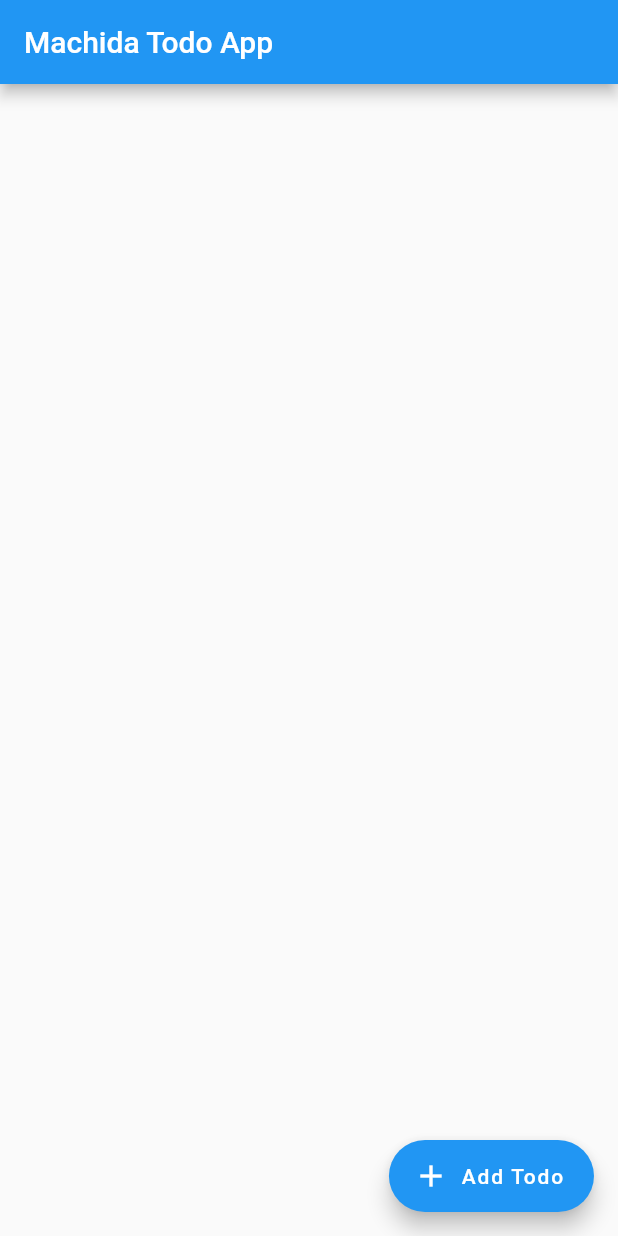
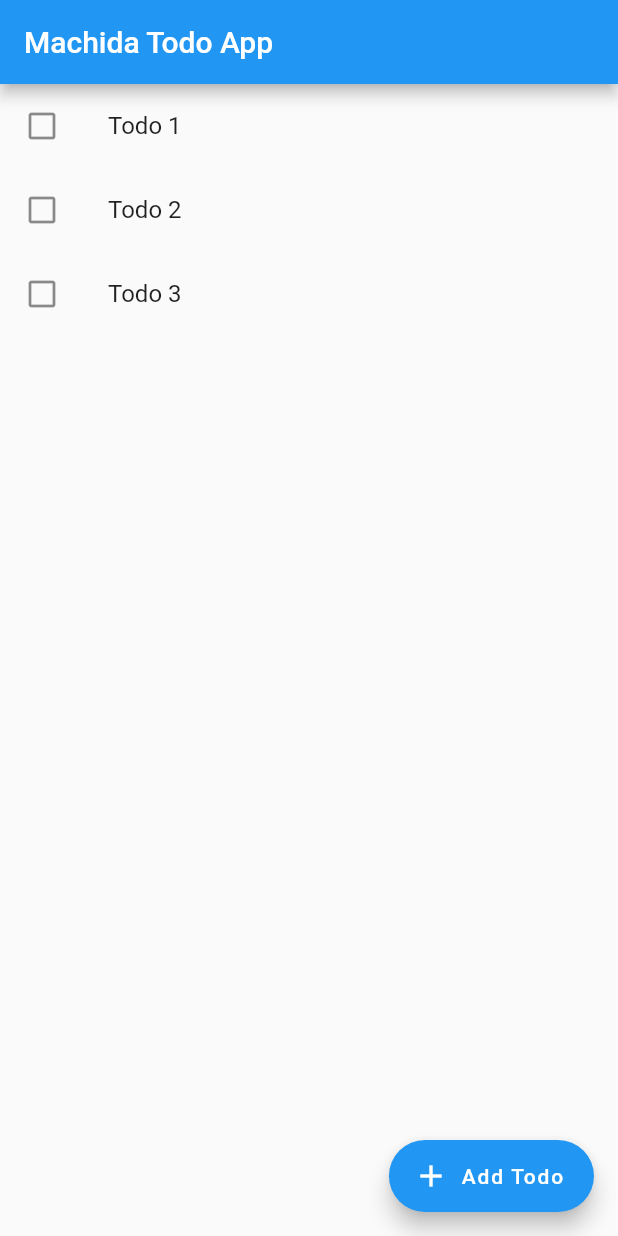
Before and after one commit to k0mach1/flutter_todo_app, a Flutter app: the screen it shows after launch, on a phone screen of 412 x 824 dp. Run offline on Flutter 3.47's test engine with Material 2 defaults, Android fonts, the light colour scheme and no system bars.

Commit message:
add ListView to Home page

```diff
--- a/lib/pages/home_page.dart
+++ b/lib/pages/home_page.dart
@@ -9,6 +9,24 @@ class HomePage extends StatelessWidget {
       appBar: AppBar(
         title: Text('Machida Todo App'),
       ),
+      body: Container(
+        child: ListView(
+          children: [
+            ListTile(
+              leading: const Icon(Icons.check_box_outline_blank),
+              title: Text('Todo 1'),
+            ),
+            ListTile(
+              leading: const Icon(Icons.check_box_outline_blank),
+              title: Text('Todo 2'),
+            ),
+            ListTile(
+              leading: const Icon(Icons.check_box_outline_blank),
+              title: Text('Todo 3'),
+            )
+          ],
+        ),
+      ),
       floatingActionButton:  FloatingActionButton.extended(
         onPressed: () { return; },
         icon: const Icon(Icons.add),
```
